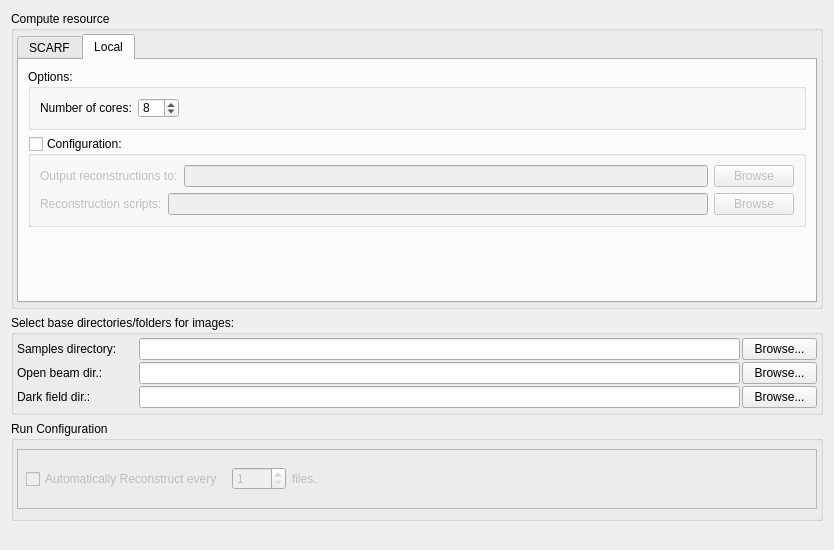
The window that MantidQt/CustomInterfaces/inc/MantidQtCustomInterfaces/Tomography/TomographyIfaceQtTabSetup.ui (mantidproject/mantid) describes before a commit, drawn with Qt 5.
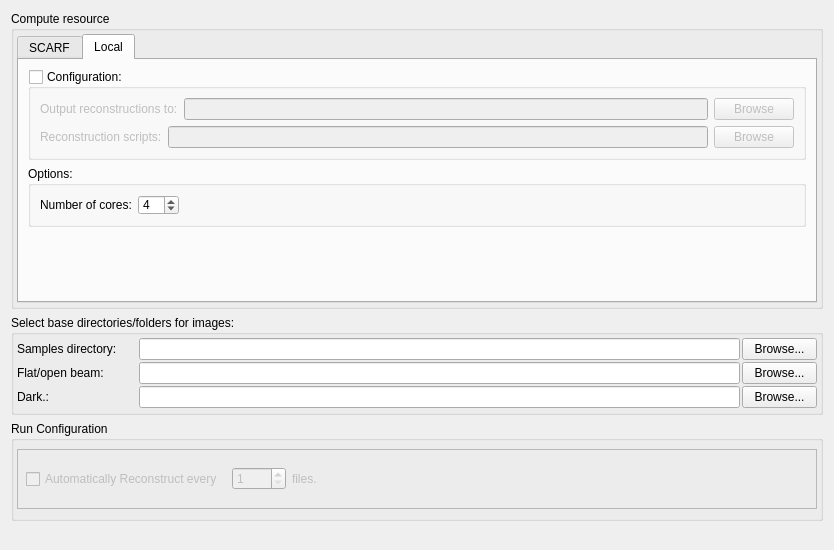
The same window after the commit. The open tabs and pages were chosen to show the change.

Commit message: ui update setup and formats, status colors, basic visualize, re #12900

The edit to the form file:
```diff
--- a/MantidQt/CustomInterfaces/inc/MantidQtCustomInterfaces/Tomography/TomographyIfaceQtTabSetup.ui
+++ b/MantidQt/CustomInterfaces/inc/MantidQtCustomInterfaces/Tomography/TomographyIfaceQtTabSetup.ui
@@ -389,7 +389,7 @@
           <string>Local</string>
          </attribute>
          <layout class="QGridLayout" name="gridLayout_28">
-          <item row="2" column="0">
+          <item row="3" column="0">
            <spacer name="verticalSpacer_9">
             <property name="orientation">
              <enum>Qt::Vertical</enum>
@@ -402,55 +402,6 @@
             </property>
            </spacer>
           </item>
-          <item row="0" column="0">
-           <widget class="QGroupBox" name="groupBox_4">
-            <property name="title">
-             <string>Options:</string>
-            </property>
-            <layout class="QGridLayout" name="gridLayout_8">
-             <item row="0" column="0">
-              <layout class="QHBoxLayout" name="horizontalLayout_6">
-               <item>
-                <widget class="QLabel" name="label_25">
-                 <property name="text">
-                  <string>Number of cores:</string>
-                 </property>
-                </widget>
-               </item>
-               <item>
-                <widget class="QSpinBox" name="spinBox_localNumCores">
-                 <property name="minimumSize">
-                  <size>
-                   <width>0</width>
-                   <height>10</height>
-                  </size>
-                 </property>
-                 <property name="maximum">
-                  <number>99</number>
-                 </property>
-                 <property name="value">
-                  <number>8</number>
-                 </property>
-                </widget>
-               </item>
-               <item>
-                <spacer name="horizontalSpacer_18">
-                 <property name="orientation">
-                  <enum>Qt::Horizontal</enum>
-                 </property>
-                 <property name="sizeHint" stdset="0">
-                  <size>
-                   <width>40</width>
-                   <height>20</height>
-                  </size>
-                 </property>
-                </spacer>
-               </item>
-              </layout>
-             </item>
-            </layout>
-           </widget>
-          </item>
           <item row="1" column="0">
            <widget class="QGroupBox" name="groupBox_5">
             <property name="title">
@@ -522,6 +473,55 @@
             </layout>
            </widget>
           </item>
+          <item row="2" column="0">
+           <widget class="QGroupBox" name="groupBox_4">
+            <property name="title">
+             <string>Options:</string>
+            </property>
+            <layout class="QGridLayout" name="gridLayout_8">
+             <item row="0" column="0">
+              <layout class="QHBoxLayout" name="horizontalLayout_6">
+               <item>
+                <widget class="QLabel" name="label_25">
+                 <property name="text">
+                  <string>Number of cores:</string>
+                 </property>
+                </widget>
+               </item>
+               <item>
+                <widget class="QSpinBox" name="spinBox_localNumCores">
+                 <property name="minimumSize">
+                  <size>
+                   <width>0</width>
+                   <height>10</height>
+                  </size>
+                 </property>
+                 <property name="maximum">
+                  <number>99</number>
+                 </property>
+                 <property name="value">
+                  <number>4</number>
+                 </property>
+                </widget>
+               </item>
+               <item>
+                <spacer name="horizontalSpacer_18">
+                 <property name="orientation">
+                  <enum>Qt::Horizontal</enum>
+                 </property>
+                 <property name="sizeHint" stdset="0">
+                  <size>
+                   <width>40</width>
+                   <height>20</height>
+                  </size>
+                 </property>
+                </spacer>
+               </item>
+              </layout>
+             </item>
+            </layout>
+           </widget>
+          </item>
          </layout>
         </widget>
        </widget>
@@ -607,7 +607,7 @@
          </size>
         </property>
         <property name="text">
-         <string>Open beam dir.:</string>
+         <string>Flat/open beam:</string>
         </property>
        </widget>
       </item>
@@ -642,7 +642,7 @@
          </size>
         </property>
         <property name="text">
-         <string>Dark field dir.:</string>
+         <string>Dark.:</string>
         </property>
        </widget>
       </item>
```
Left out of the diff: 6 changed lines with no effect on the pictures. The commit also changes 5 other files.
